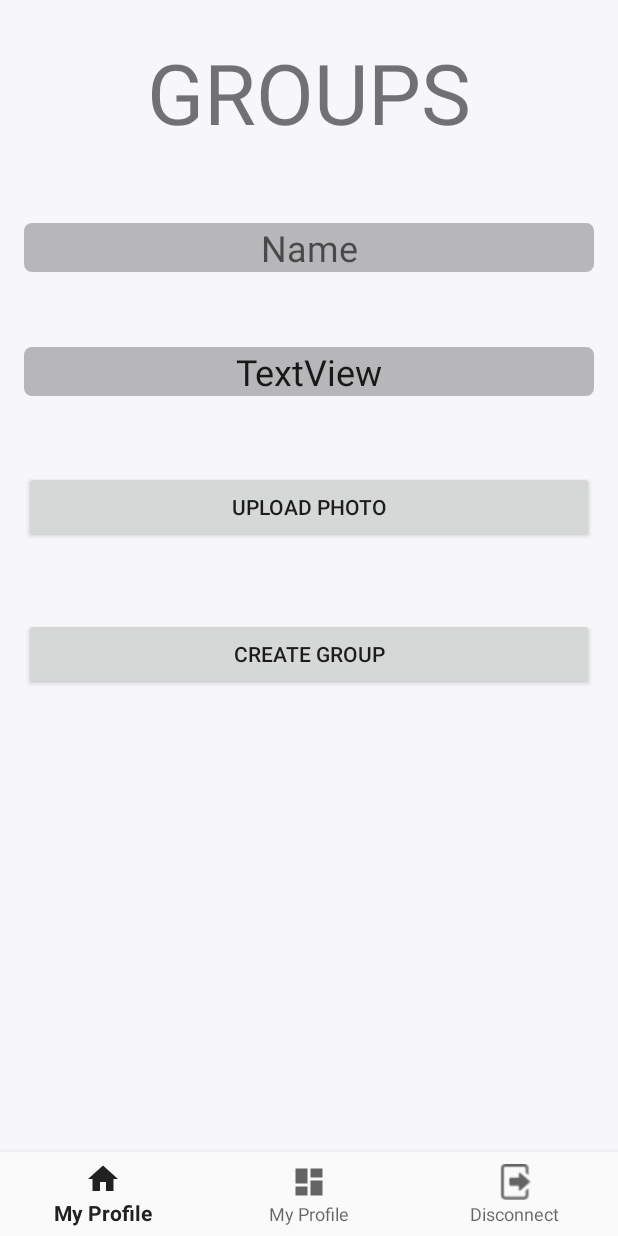
After one commit to BartholomeLeBruno/behere, an Android app: the layout activity_create_group.xml on its own in the app's theme, with its tools: preview values and no code run, on a phone screen of 412 x 824 dp. The commit adds this screen. Run offline under Robolectric (Android 15) with nearby library versions, the phone set to English and light mode, and no system bars.

Commit message:
adding some layout

```diff
--- /dev/null
+++ b/app/src/main/res/drawable/myrect.xml
@@ -0,0 +1,6 @@
+<?xml version="1.0" encoding="utf-8"?>
+<shape xmlns:android="http://schemas.android.com/apk/res/android"
+    android:shape="rectangle">
+    <solid android:color="#42000000" />
+    <corners android:radius="5dp" />
+</shape>
--- /dev/null
+++ b/app/src/main/res/layout/activity_create_group.xml
@@ -0,0 +1,89 @@
+<?xml version="1.0" encoding="utf-8"?>
+<android.support.constraint.ConstraintLayout xmlns:android="http://schemas.android.com/apk/res/android"
+    xmlns:app="http://schemas.android.com/apk/res-auto"
+    android:id="@+id/constraintLayout"
+    android:layout_width="match_parent"
+    android:background="#F7F7FA"
+    android:layout_height="match_parent">
+
+
+    <android.support.design.widget.BottomNavigationView
+        android:id="@+id/footer"
+        android:layout_width="0dp"
+        android:layout_height="wrap_content"
+        android:background="?android:attr/windowBackground"
+        app:layout_constraintBottom_toBottomOf="parent"
+        app:layout_constraintLeft_toLeftOf="parent"
+        app:layout_constraintRight_toRightOf="parent"
+        app:menu="@menu/bottom_nav_menu" />
+
+    <TextView
+        android:id="@+id/tvGroups"
+        android:layout_width="wrap_content"
+        android:layout_height="wrap_content"
+        android:layout_marginStart="8dp"
+        android:layout_marginTop="24dp"
+        android:layout_marginEnd="8dp"
+        android:shadowColor="#000000"
+        android:text="GROUPS"
+        android:textAlignment="center"
+        android:textSize="56sp"
+        app:layout_constraintEnd_toEndOf="parent"
+        app:layout_constraintStart_toStartOf="parent"
+        app:layout_constraintTop_toTopOf="parent" />
+
+    <EditText
+        android:id="@+id/tvName"
+        android:layout_width="0dp"
+        android:layout_height="wrap_content"
+        android:layout_marginStart="16dp"
+        android:layout_marginTop="50dp"
+        android:layout_marginEnd="16dp"
+        android:hint="@string/name_champ"
+        android:background="@drawable/myrect"
+        android:textAlignment="center"
+        android:textSize="24sp"
+        app:layout_constraintEnd_toEndOf="parent"
+        app:layout_constraintStart_toStartOf="parent"
+        app:layout_constraintTop_toBottomOf="@+id/tvGroups" />
+
+    <EditText
+        android:id="@+id/textView4"
+        android:layout_width="0dp"
+        android:layout_height="wrap_content"
+        android:layout_marginStart="16dp"
+        android:layout_marginTop="50dp"
+        android:background="@drawable/myrect"
+        android:layout_marginEnd="16dp"
+        android:text="TextView"
+        android:textAlignment="center"
+        android:textSize="24sp"
+        app:layout_constraintEnd_toEndOf="parent"
+        app:layout_constraintStart_toStartOf="parent"
+        app:layout_constraintTop_toBottomOf="@+id/tvName" />
+
+    <Button
+        android:id="@+id/btnUpload"
+        android:layout_width="0dp"
+        android:layout_height="wrap_content"
+        android:layout_marginStart="16dp"
+        android:layout_marginTop="50dp"
+        android:layout_marginEnd="16dp"
+        android:text="Upload Photo"
+        app:layout_constraintEnd_toEndOf="parent"
+        app:layout_constraintStart_toStartOf="parent"
+        app:layout_constraintTop_toBottomOf="@+id/textView4" />
+
+    <Button
+        android:id="@+id/btnCreate"
+        android:layout_width="0dp"
+        android:layout_height="wrap_content"
+        android:layout_marginStart="16dp"
+        android:layout_marginTop="50dp"
+        android:layout_marginEnd="16dp"
+        android:text="CREATE GROUP"
+        app:layout_constraintEnd_toEndOf="parent"
+        app:layout_constraintHorizontal_bias="0.0"
+        app:layout_constraintStart_toStartOf="parent"
+        app:layout_constraintTop_toBottomOf="@+id/btnUpload" />
+</android.support.constraint.ConstraintLayout>
```
Also changed, not shown: app/src/main/res/layout/activity_default_profile.xml (+11 -0 lines), app/src/main/res/layout/activity_list_groups.xml (added, +57 -0 lines), app/src/main/res/layout/fragment_group.xml (added, +37 -0 lines).
